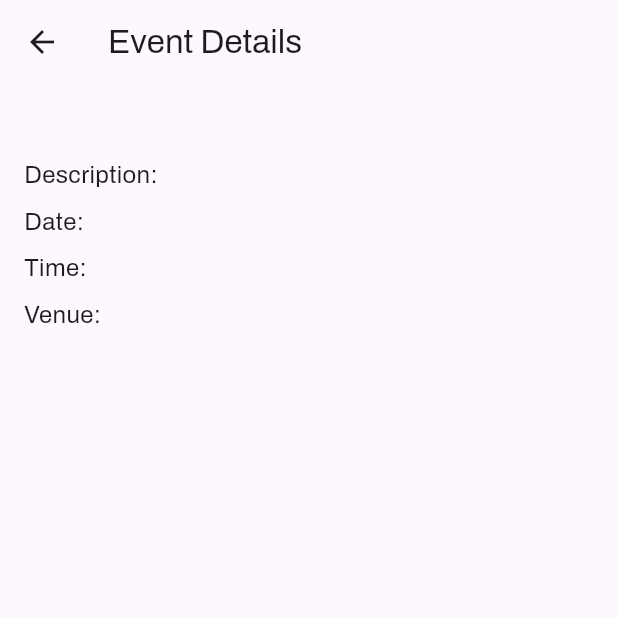
After one commit to jasimrazi/VenueBookingApp, a Flutter app: the AllEventsDetails screen opened directly, on a phone screen of 412 x 824 dp, the top half of it. The commit adds this screen. Run offline on Flutter 3.47's test engine with Material 3 defaults, Android fonts, the phone set to English and light mode, and no system bars; our stand-ins replace cloud_firestore, firebase_auth, firebase_core, firebase_storage, google_fonts, google_sign_in and 2 more; missing offline and left inert: scroll_datetime_picker; accounts and stored records are empty.

Commit message:
Add allevents page

```diff
--- /dev/null
+++ b/lib/alleventsdetails.dart
@@ -0,0 +1,70 @@
+import 'package:flutter/material.dart';
+
+class AllEventsDetails extends StatelessWidget {
+  final String? eventName;
+  final String? description;
+  final String? date;
+  final String? time;
+  final String? venue;
+
+  const AllEventsDetails({
+    Key? key,
+    this.eventName,
+    this.description,
+    this.date,
+    this.time,
+    this.venue,
+  }) : super(key: key);
+
+  @override
+  Widget build(BuildContext context) {
+    return Scaffold(
+      appBar: AppBar(
+        title: Text('Event Details'),
+      ),
+      body: Padding(
+        padding: EdgeInsets.all(16.0),
+        child: Column(
+          crossAxisAlignment: CrossAxisAlignment.start,
+          children: [
+            Text(
+              '${eventName ?? ''}',
+              style: TextStyle(
+                fontSize: 18,
+                fontWeight: FontWeight.bold,
+              ),
+            ),
+            SizedBox(height: 8.0),
+            Text(
+              'Description: ${description ?? ''}',
+              style: TextStyle(
+                fontSize: 16,
+              ),
+            ),
+            SizedBox(height: 8.0),
+            Text(
+              'Date: ${date ?? ''}',
+              style: TextStyle(
+                fontSize: 16,
+              ),
+            ),
+            SizedBox(height: 8.0),
+            Text(
+              'Time: ${time ?? ''}',
+              style: TextStyle(
+                fontSize: 16,
+              ),
+            ),
+            SizedBox(height: 8.0),
+            Text(
+              'Venue: ${venue ?? ''}',
+              style: TextStyle(
+                fontSize: 16,
+              ),
+            ),
+          ],
+        ),
+      ),
+    );
+  }
+}
--- a/lib/appbar.dart
+++ b/lib/appbar.dart
@@ -8,7 +8,7 @@ class MyAppBar extends StatelessWidget implements PreferredSizeWidget {
   Widget build(BuildContext context) {
     return AppBar(
       elevation: 0,
-      title: Text('Venue Booking'),
+      title: Text('Eventify'),
       actions: [
         IconButton(
             onPressed: () {
--- a/lib/main.dart
+++ b/lib/main.dart
@@ -1,5 +1,6 @@
 import 'package:flutter/material.dart';
 import 'package:google_fonts/google_fonts.dart';
+import 'package:venuebooking/allevents.dart';
 import 'package:venuebooking/homepage.dart';
 import 'package:firebase_core/firebase_core.dart';
 import 'firebase_options.dart';
@@ -27,7 +28,7 @@ class MyApp extends StatelessWidget {
         fontFamily: GoogleFonts.archivo().fontFamily,
         // useMaterial3: true,
       ),
-      home: HomePage(),
+      home: AllEvents(),
     );
   }
 }
--- a/pubspec.yaml
+++ b/pubspec.yaml
@@ -45,6 +45,7 @@ dependencies:
   firebase_storage: ^11.6.0
   photo_view: ^0.14.0
   google_fonts: ^6.1.0
+  flutter_slidable: ^3.0.1
 
 dev_dependencies:
   flutter_test:
```
Also changed, not shown: lib/allevents.dart (added, +124 -0 lines), lib/bookingpage.dart (+34 -1 lines), lib/bottomnavbar.dart (added, +50 -0 lines), lib/homepage.dart (+8 -17 lines), lib/profile.dart (+37 -12 lines), pubspec.lock.
